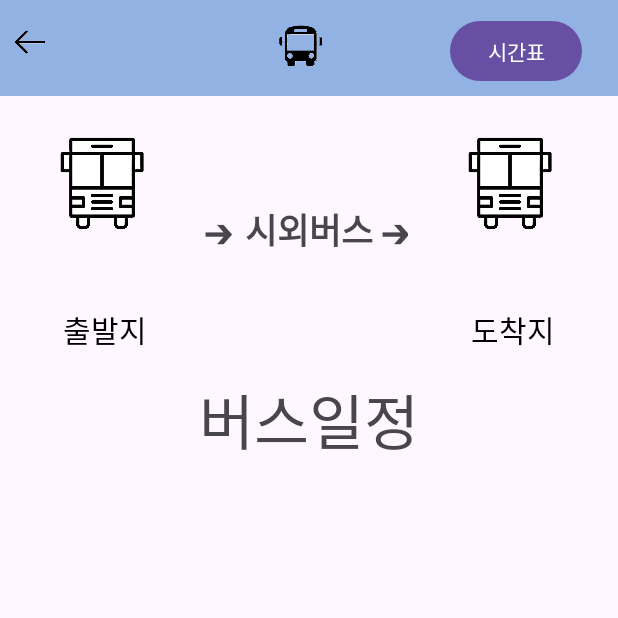
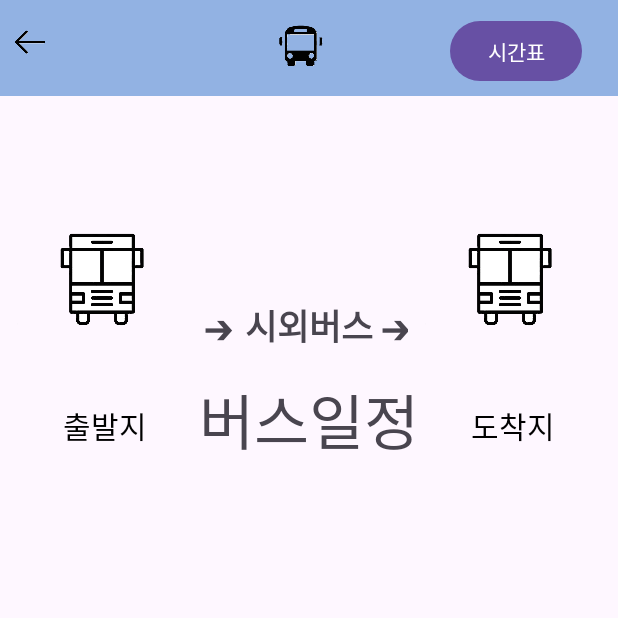
Before and after one commit to 2023Capstone/moijaNew, an Android app: the IntercityBus screen opened directly, with no data from a screen before it, on a phone screen of 412 x 824 dp, the top half of it. Run offline under Robolectric (Android 15) with nearby library versions, the phone set to English and light mode, and no system bars; 6 statements that could not run were skipped.

Commit message:
Update activity_intercitybus.xml

```diff
--- a/app/src/main/res/layout/activity_intercitybus.xml
+++ b/app/src/main/res/layout/activity_intercitybus.xml
@@ -40,8 +40,17 @@
         android:src="@drawable/arrow3" />
 
     <LinearLayout
+        android:id="@+id/busLayout"
+        android:layout_width="match_parent"
+        android:layout_height="wrap_content"
+        android:layout_below="@id/toolbar"
+        android:orientation="horizontal">
+    </LinearLayout>
+
+    <LinearLayout
         android:layout_width="wrap_content"
         android:layout_height="wrap_content"
+        android:layout_below="@+id/busLayout"
         android:orientation="horizontal">
 
         <LinearLayout
```
